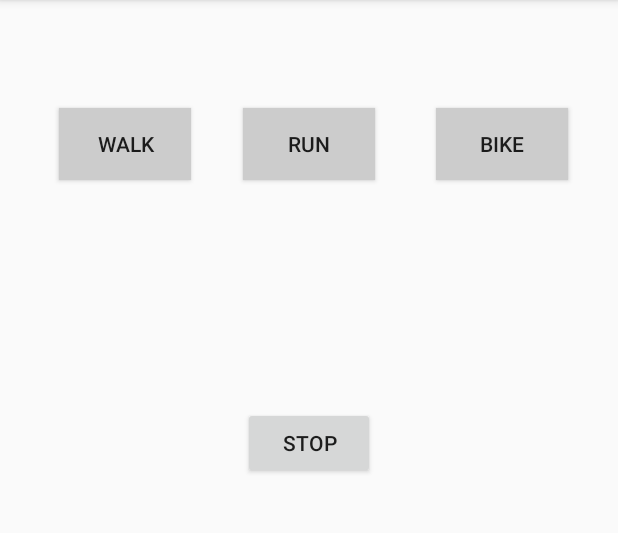
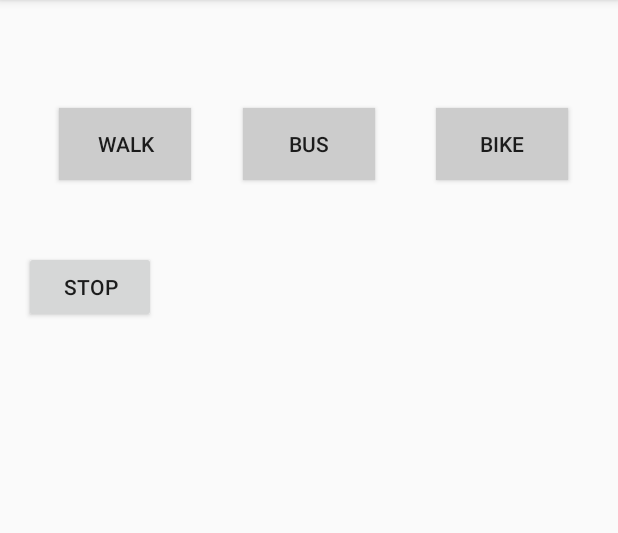
Before and after one commit to sophiemaichau/GlobenSaver, an Android app: the screen it shows after launch (DataCollectActivity), after a tap on "STOP", on a phone screen of 412 x 824 dp, the part 84-617 px from its top. Run offline under Robolectric (Android 15) with nearby library versions, the phone set to English and light mode, and no system bars; 3 other taps on this screen came first.

Commit message:
added bus

```diff
--- a/app/src/main/java/googlemap/globensaver/DataCollectActivity.java
+++ b/app/src/main/java/googlemap/globensaver/DataCollectActivity.java
@@ -38,7 +38,7 @@ public class DataCollectActivity extends AppCompatActivity implements SensorEven
     String transport = "";
 
     Button walk_button;
-    Button run_button;
+    Button bus_button;
     Button bike_button;
 
     @Override
@@ -47,7 +47,7 @@ public class DataCollectActivity extends AppCompatActivity implements SensorEven
         setContentView(R.layout.activity_data_collect);
 
         walk_button = (Button) findViewById(R.id.walk_button);
-        run_button = (Button) findViewById(R.id.run_button);
+        bus_button = (Button) findViewById(R.id.bus_button);
         bike_button = (Button) findViewById(R.id.bike_button);
         mSensorManager = (SensorManager) getSystemService(SENSOR_SERVICE);
         mAccelerometer = mSensorManager.getDefaultSensor(Sensor.TYPE_ACCELEROMETER);
@@ -67,8 +67,8 @@ public class DataCollectActivity extends AppCompatActivity implements SensorEven
     }
 
     public void collectRunData(View view){
-        run_button.setBackgroundColor(Color.GREEN);
-        collectTransportData(view, "run");
+        bus_button.setBackgroundColor(Color.GREEN);
+        collectTransportData(view, "bus");
     }
 
     public void collectBikeData(View view){
@@ -83,7 +83,7 @@ public class DataCollectActivity extends AppCompatActivity implements SensorEven
 
     public void stopCollectData(View view){
         walk_button.setBackgroundColor(Color.LTGRAY);
-        run_button.setBackgroundColor(Color.LTGRAY);
+        bus_button.setBackgroundColor(Color.LTGRAY);
         bike_button.setBackgroundColor(Color.LTGRAY);
 
         mSensorManager.unregisterListener(this);
--- a/app/src/main/res/layout/activity_data_collect.xml
+++ b/app/src/main/res/layout/activity_data_collect.xml
@@ -23,20 +23,20 @@
         android:id="@+id/walk_button" />
 
     <Button
-        android:text="Run"
+        android:text="Bus"
         android:layout_width="wrap_content"
         android:layout_height="wrap_content"
         android:layout_alignTop="@+id/walk_button"
         android:layout_centerHorizontal="true"
-        android:onClick="collectRunData"
-        android:id="@+id/run_button" />
+        android:onClick="collectBusData"
+        android:id="@+id/bus_button" />
 
 
     <Button
         android:text="Bike"
         android:layout_width="wrap_content"
         android:layout_height="wrap_content"
-        android:layout_alignTop="@+id/run_button"
+        android:layout_alignTop="@+id/bus_button"
         android:layout_alignParentRight="true"
         android:layout_alignParentEnd="true"
         android:layout_marginRight="17dp"
```
